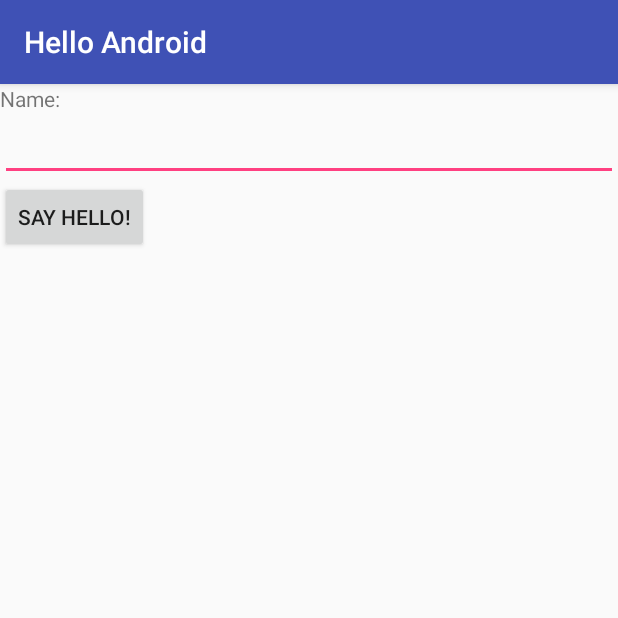
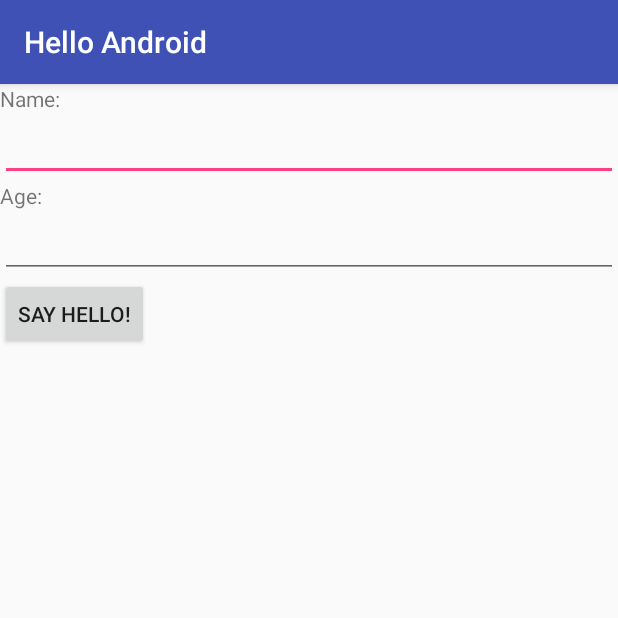
Before and after one commit to jorge-sanz/HelloAndroid, an Android app: the screen it shows after launch (MainActivity), on a phone screen of 412 x 824 dp, the top half of it. Run offline under Robolectric (Android 15) with nearby library versions, the light colour scheme and no system bars.

Commit message:
feat: Say "Hello" to user (#2)
feat: User can enter his age

```diff
--- a/app/src/main/java/xyz/jorgesanz/helloandroid/GreetingActivity.java
+++ b/app/src/main/java/xyz/jorgesanz/helloandroid/GreetingActivity.java
@@ -17,6 +17,10 @@
 
         Bundle bundle = this.getIntent().getExtras();
 
-        greetingText.setText("Hello, " + bundle.getString("NAME"));
+        greetingText.setText("Hello, "
+                + bundle.getString("NAME")
+                + ", you are "
+                + bundle.getInt("AGE")
+                + " years old.");
     }
 }
--- a/app/src/main/java/xyz/jorgesanz/helloandroid/MainActivity.java
+++ b/app/src/main/java/xyz/jorgesanz/helloandroid/MainActivity.java
@@ -9,6 +9,7 @@
 public class MainActivity extends AppCompatActivity {
 
     private EditText nameInput;
+    private EditText ageInput;
 
     @Override
     protected void onCreate(Bundle savedInstanceState) {
@@ -16,6 +17,7 @@
         setContentView(R.layout.activity_main);
 
         nameInput = (EditText) findViewById(R.id.name_input);
+        ageInput = (EditText) findViewById(R.id.age_input);
     }
 
     public void sayHello(View view) {
@@ -23,6 +25,7 @@
 
         Bundle bundle = new Bundle();
         bundle.putString("NAME", nameInput.getText().toString());
+        bundle.putInt("AGE", Integer.parseInt(ageInput.getText().toString()));
 
         intent.putExtras(bundle);
 
--- a/app/src/main/res/layout/activity_greeting.xml
+++ b/app/src/main/res/layout/activity_greeting.xml
@@ -8,6 +8,6 @@
         android:id="@+id/greeting_label"
         android:layout_width="wrap_content"
         android:layout_height="wrap_content"
-        android:text="" />
+        android:text=""/>
 
 </LinearLayout>
--- a/app/src/main/res/layout/activity_main.xml
+++ b/app/src/main/res/layout/activity_main.xml
@@ -19,11 +19,23 @@
         android:layout_height="wrap_content"
         android:inputType="text"/>
 
+    <TextView
+        android:id="@+id/age_label"
+        android:layout_width="wrap_content"
+        android:layout_height="wrap_content"
+        android:text="@string/age"/>
+
+    <EditText
+        android:id="@+id/age_input"
+        android:layout_width="match_parent"
+        android:layout_height="wrap_content"
+        android:inputType="number"/>
+
     <Button
         android:id="@+id/hello_button"
         android:layout_width="wrap_content"
         android:layout_height="wrap_content"
         android:text="@string/hello_button"
-        android:onClick="sayHello" />
+        android:onClick="sayHello"/>
 
 </LinearLayout>
--- a/app/src/main/res/values/strings.xml
+++ b/app/src/main/res/values/strings.xml
@@ -2,4 +2,5 @@
     <string name="app_name">Hello Android</string>
     <string name="name">Name:</string>
     <string name="hello_button">Say Hello!</string>
+    <string name="age">Age:</string>
 </resources>
```
Also changed, not shown: 3 other files.
